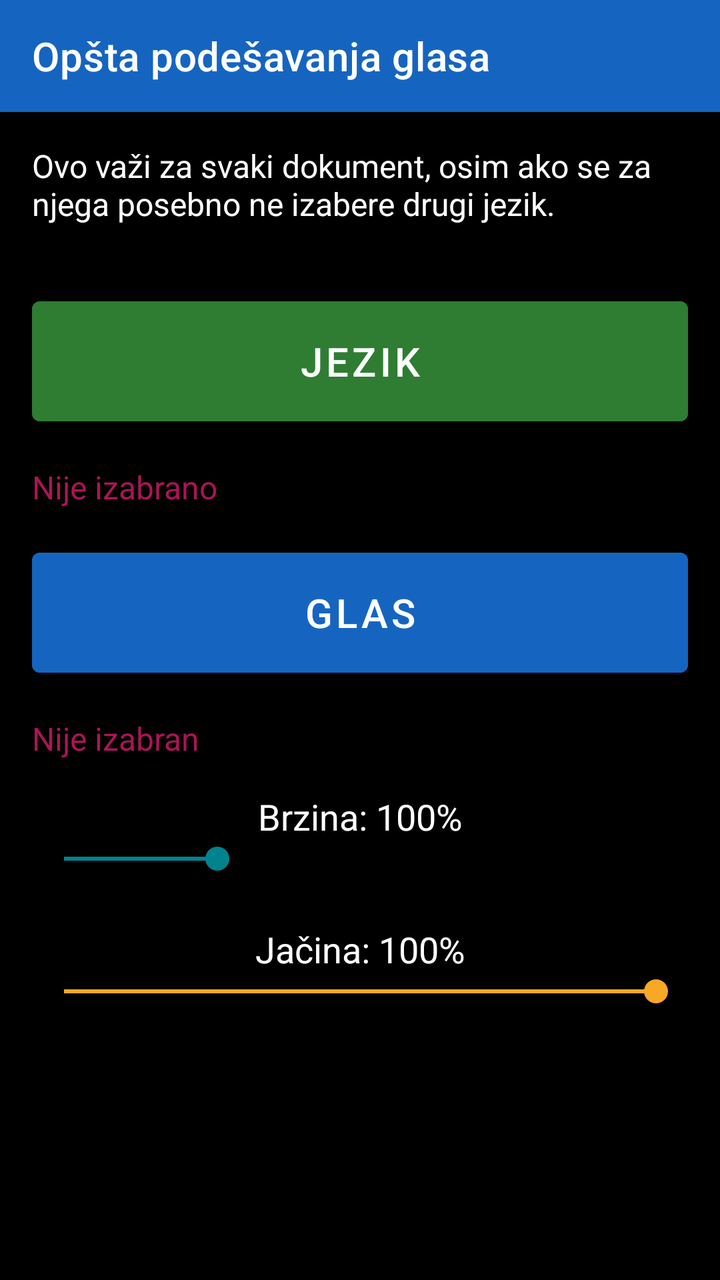
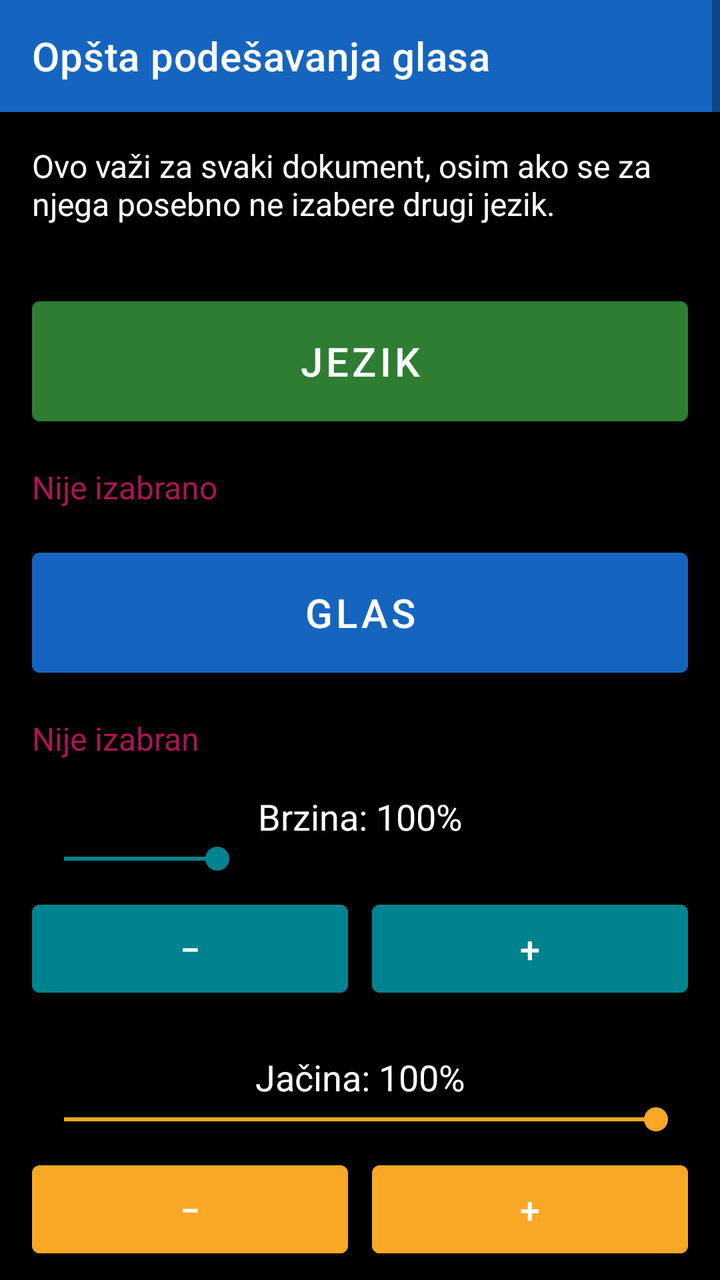

Compare the two renders of this Android layout. The source of the first and the diff that turns it into the second are given below.
<!-- AndroidManifest.xml: application theme Theme.RecPoRec -->
<!-- res/layout/activity_global_voice_settings.xml -->
<?xml version="1.0" encoding="utf-8"?>
<ScrollView xmlns:android="http://schemas.android.com/apk/res/android"
    xmlns:app="http://schemas.android.com/apk/res-auto"
    android:layout_width="match_parent"
    android:layout_height="match_parent"
    android:fitsSystemWindows="true"
    android:background="@color/background">

    <LinearLayout
        android:layout_width="match_parent"
        android:layout_height="wrap_content"
        android:orientation="vertical">

        <androidx.appcompat.widget.Toolbar
            android:id="@+id/toolbar"
            android:layout_width="match_parent"
            android:layout_height="?attr/actionBarSize"
            android:background="@color/btn_voice"
            android:titleTextColor="@color/text_primary"
            app:title="Opšta podešavanja glasa" />

        <TextView
            android:layout_width="match_parent"
            android:layout_height="wrap_content"
            android:padding="16dp"
            android:textSize="16sp"
            android:textColor="@color/text_primary"
            android:text="Ovo važi za svaki dokument, osim ako se za njega posebno ne izabere drugi jezik." />

        <Button
            android:id="@+id/btnLanguage"
            android:layout_width="match_parent"
            android:layout_height="72dp"
            android:layout_margin="16dp"
            android:textSize="20sp"
            android:backgroundTint="@color/btn_chapter"
            android:textColor="@color/button_text"
            android:text="Jezik" />

        <TextView
            android:id="@+id/textLanguageStatus"
            android:layout_width="match_parent"
            android:layout_height="wrap_content"
            android:layout_marginHorizontal="16dp"
            android:textSize="16sp"
            android:textColor="@color/btn_page_nav"
            android:accessibilityLiveRegion="polite"
            android:text="Nije izabrano" />

        <Button
            android:id="@+id/btnVoice"
            android:layout_width="match_parent"
            android:layout_height="72dp"
            android:layout_margin="16dp"
            android:textSize="20sp"
            android:backgroundTint="@color/btn_voice"
            android:textColor="@color/button_text"
            android:text="Glas" />

        <TextView
            android:id="@+id/textVoiceStatus"
            android:layout_width="match_parent"
            android:layout_height="wrap_content"
            android:layout_marginHorizontal="16dp"
            android:textSize="16sp"
            android:textColor="@color/btn_page_nav"
            android:accessibilityLiveRegion="polite"
            android:text="Nije izabran" />

        <TextView
            android:id="@+id/textSpeedStatus"
            android:layout_width="match_parent"
            android:layout_height="wrap_content"
            android:layout_marginTop="16dp"
            android:layout_marginHorizontal="16dp"
            android:gravity="center"
            android:textSize="18sp"
            android:textColor="@color/text_primary"
            android:accessibilityLiveRegion="polite"
            android:text="Brzina: 100%" />

        <SeekBar
            android:id="@+id/seekSpeed"
            android:layout_width="match_parent"
            android:layout_height="wrap_content"
            android:layout_marginHorizontal="16dp"
            android:contentDescription="Brzina čitanja"
            android:max="270"
            android:progress="70"
            android:progressTint="@color/btn_speed"
            android:thumbTint="@color/btn_speed" />

        <TextView
            android:id="@+id/textVolumeStatus"
            android:layout_width="match_parent"
            android:layout_height="wrap_content"
            android:layout_marginTop="24dp"
            android:layout_marginHorizontal="16dp"
            android:gravity="center"
            android:textSize="18sp"
            android:textColor="@color/text_primary"
            android:accessibilityLiveRegion="polite"
            android:text="Jačina: 100%" />

        <SeekBar
            android:id="@+id/seekVolume"
            android:layout_width="match_parent"
            android:layout_height="wrap_content"
            android:layout_marginHorizontal="16dp"
            android:layout_marginBottom="24dp"
            android:contentDescription="Jačina zvuka"
            android:max="100"
            android:progress="100"
            android:progressTint="@color/btn_volume"
            android:thumbTint="@color/btn_volume" />

    </LinearLayout>
</ScrollView>
<!-- resources referenced by this layout -->
<resources>
  <color name="background">#000000</color>
  <color name="btn_chapter">#2E7D32</color>
  <color name="btn_page_nav">#AD1457</color>
  <color name="btn_speed">#00838F</color>
  <color name="btn_voice">#1565C0</color>
  <color name="btn_volume">#F9A825</color>
  <color name="button_text">#FFFFFF</color>
  <color name="text_primary">#FFFFFF</color>
  <style name="Theme.RecPoRec" parent="Theme.MaterialComponents.DayNight.NoActionBar">
          <item name="android:windowBackground">@color/background</item>
          <item name="android:textColorPrimary">@color/text_primary</item>
          <item name="colorPrimary">@color/btn_voice</item>
          <item name="colorOnPrimary">@color/button_text</item>
      </style>
</resources>

<!-- the commit's change to res/layout/activity_global_voice_settings.xml (unified diff, before → after) -->
@@ -84,11 +84,43 @@
             android:layout_width="match_parent"
             android:layout_height="wrap_content"
             android:layout_marginHorizontal="16dp"
-            android:contentDescription="Brzina čitanja"
+            android:contentDescription="Brzina čitanja. Dvostruko dodirni i prevuci, ili koristi dugmad ispod."
             android:max="270"
             android:progress="70"
             android:progressTint="@color/btn_speed"
             android:thumbTint="@color/btn_speed" />
+
+        <LinearLayout
+            android:layout_width="match_parent"
+            android:layout_height="wrap_content"
+            android:orientation="horizontal"
+            android:layout_marginHorizontal="16dp"
+            android:layout_marginTop="8dp">
+
+            <Button
+                android:id="@+id/btnSpeedDown"
+                android:layout_width="0dp"
+                android:layout_height="56dp"
+                android:layout_weight="1"
+                android:layout_marginEnd="6dp"
+                android:textSize="18sp"
+                android:backgroundTint="@color/btn_speed"
+                android:textColor="@color/button_text"
+                android:contentDescription="Smanji brzinu čitanja"
+                android:text="−" />
+
+            <Button
+                android:id="@+id/btnSpeedUp"
+                android:layout_width="0dp"
+                android:layout_height="56dp"
+                android:layout_weight="1"
+                android:layout_marginStart="6dp"
+                android:textSize="18sp"
+                android:backgroundTint="@color/btn_speed"
+                android:textColor="@color/button_text"
+                android:contentDescription="Povećaj brzinu čitanja"
+                android:text="+" />
+        </LinearLayout>
 
         <TextView
             android:id="@+id/textVolumeStatus"
@@ -107,12 +139,44 @@
             android:layout_width="match_parent"
             android:layout_height="wrap_content"
             android:layout_marginHorizontal="16dp"
-            android:layout_marginBottom="24dp"
-            android:contentDescription="Jačina zvuka"
+            android:layout_marginBottom="8dp"
+            android:contentDescription="Jačina zvuka. Dvostruko dodirni i prevuci, ili koristi dugmad ispod."
             android:max="100"
             android:progress="100"
             android:progressTint="@color/btn_volume"
             android:thumbTint="@color/btn_volume" />
 
+        <LinearLayout
+            android:layout_width="match_parent"
+            android:layout_height="wrap_content"
+            android:orientation="horizontal"
+            android:layout_marginHorizontal="16dp"
+            android:layout_marginBottom="24dp">
+
+            <Button
+                android:id="@+id/btnVolumeDown"
+                android:layout_width="0dp"
+                android:layout_height="56dp"
+                android:layout_weight="1"
+                android:layout_marginEnd="6dp"
+                android:textSize="18sp"
+                android:backgroundTint="@color/btn_volume"
+                android:textColor="@color/button_text"
+                android:contentDescription="Smanji jačinu zvuka"
+                android:text="−" />
+
+            <Button
+                android:id="@+id/btnVolumeUp"
+                android:layout_width="0dp"
+                android:layout_height="56dp"
+                android:layout_weight="1"
+                android:layout_marginStart="6dp"
+                android:textSize="18sp"
+                android:backgroundTint="@color/btn_volume"
+                android:textColor="@color/button_text"
+                android:contentDescription="Povećaj jačinu zvuka"
+                android:text="+" />
+        </LinearLayout>
+
     </LinearLayout>
 </ScrollView>
